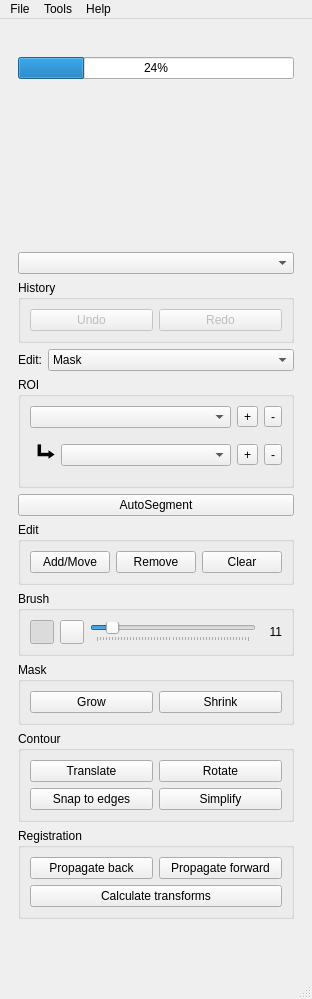
Before: the Qt Designer form ui/toolbox.ui in dafne-imaging/dafne, drawn with Qt 5.
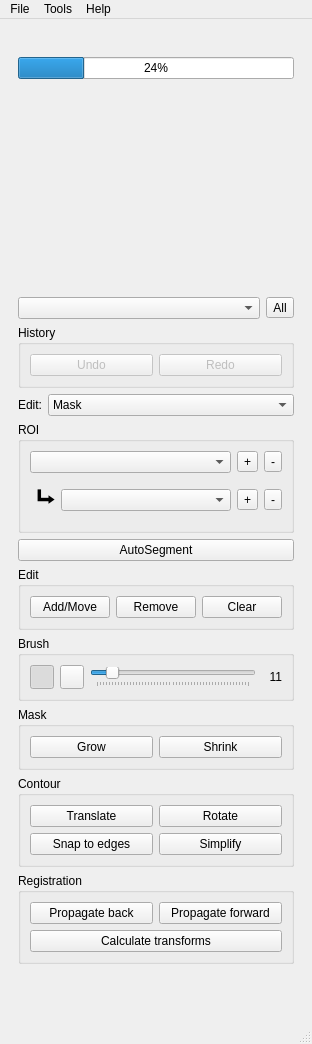
After: the same form once the commit is applied. Icons and pictures are not drawn.

Commit message: Manual setting of classifications

Patch:
```diff
--- a/ui/toolbox.ui
+++ b/ui/toolbox.ui
@@ -7,7 +7,7 @@
     <x>0</x>
     <y>0</y>
     <width>311</width>
-    <height>999</height>
+    <height>1044</height>
    </rect>
   </property>
   <property name="windowTitle">
@@ -62,7 +62,25 @@
      <widget class="QWidget" name="mainUIWidget" native="true">
       <layout class="QVBoxLayout" name="verticalLayout_9">
        <item>
-        <widget class="QComboBox" name="classification_combo"/>
+        <layout class="QHBoxLayout" name="horizontalLayout_11">
+         <item>
+          <widget class="QComboBox" name="classification_combo">
+           <property name="sizePolicy">
+            <sizepolicy hsizetype="Preferred" vsizetype="Fixed">
+             <horstretch>1</horstretch>
+             <verstretch>0</verstretch>
+            </sizepolicy>
+           </property>
+          </widget>
+         </item>
+         <item>
+          <widget class="QToolButton" name="classification_all_button">
+           <property name="text">
+            <string>All</string>
+           </property>
+          </widget>
+         </item>
+        </layout>
        </item>
        <item>
         <widget class="QGroupBox" name="history_group">
```
Left out of the diff: 2 changed lines with no effect on the pictures. The commit also changes 3 other files.
